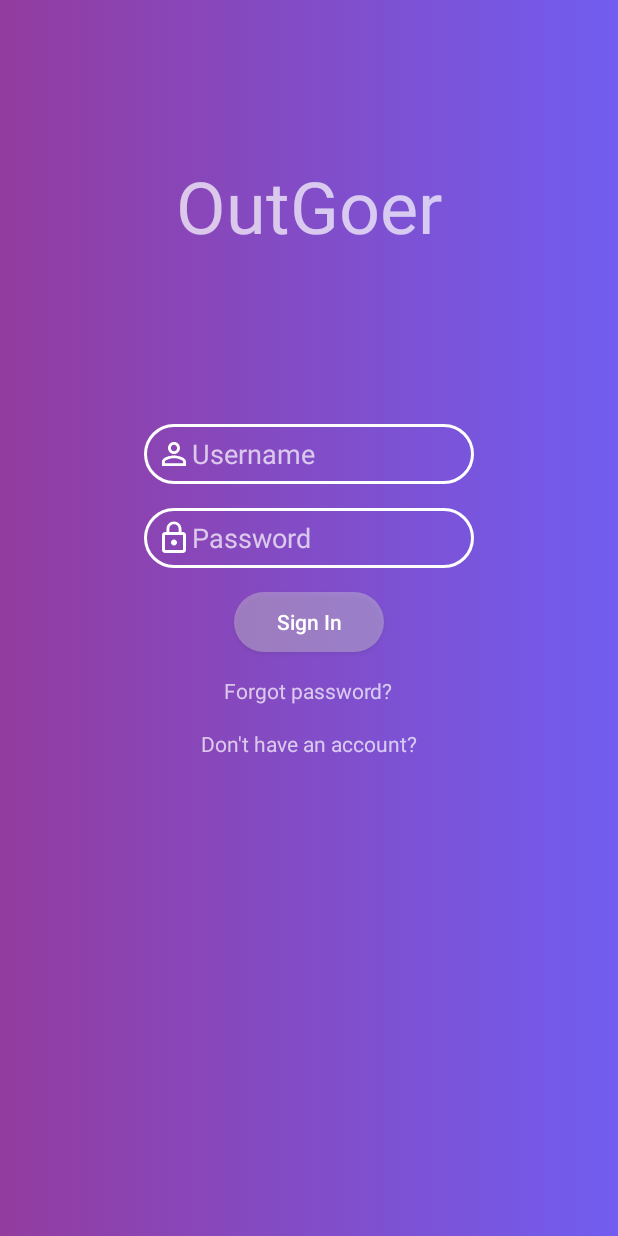
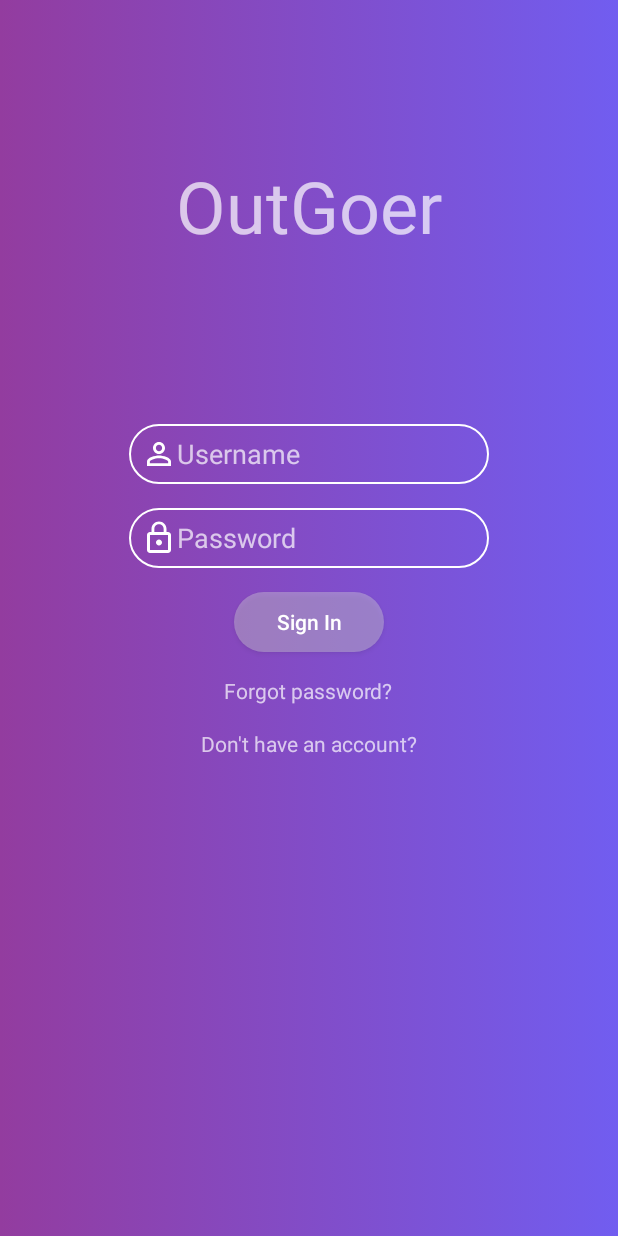
Before and after one commit to MatWoj27/out-goer, an Android app: the screen it shows after launch (LoginActivity), on a phone screen of 412 x 824 dp. Run offline under Robolectric (Android 15) with nearby library versions, the phone set to English and light mode, and no system bars; our stand-ins replace ButterKnife.

Commit message:
EditTexts design improved

```diff
--- a/app/src/main/res/drawable/rounded_edit_text.xml
+++ b/app/src/main/res/drawable/rounded_edit_text.xml
@@ -4,6 +4,6 @@
     <solid android:color="@android:color/transparent" />
     <corners android:radius="20dp" />
     <stroke
-        android:width="2dp"
+        android:width="1dp"
         android:color="@android:color/white" />
 </shape>
--- a/app/src/main/res/values/dimens.xml
+++ b/app/src/main/res/values/dimens.xml
@@ -1,5 +1,5 @@
 <?xml version="1.0" encoding="utf-8"?>
 <resources>
-    <dimen name="login_edit_text_width">220dp</dimen>
+    <dimen name="login_edit_text_width">240dp</dimen>
     <dimen name="login_edit_text_height">40dp</dimen>
 </resources>
```
